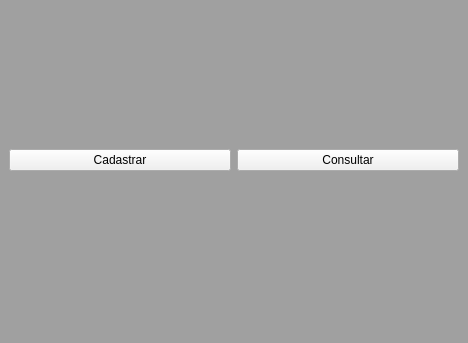
Old version of the form tela_principal.ui in the repository saulovictor/Sistema.
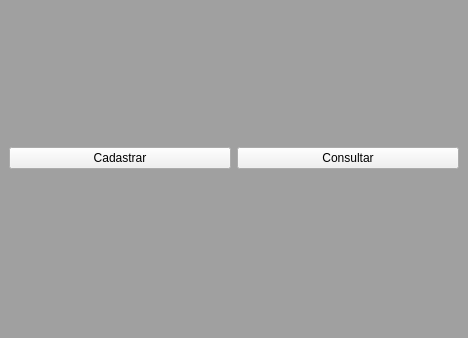
New version of the form.

Patch:
```diff
--- a/tela_principal.ui
+++ b/tela_principal.ui
@@ -7,7 +7,7 @@
     <x>0</x>
     <y>0</y>
     <width>468</width>
-    <height>343</height>
+    <height>338</height>
    </rect>
   </property>
   <property name="windowTitle">
```
